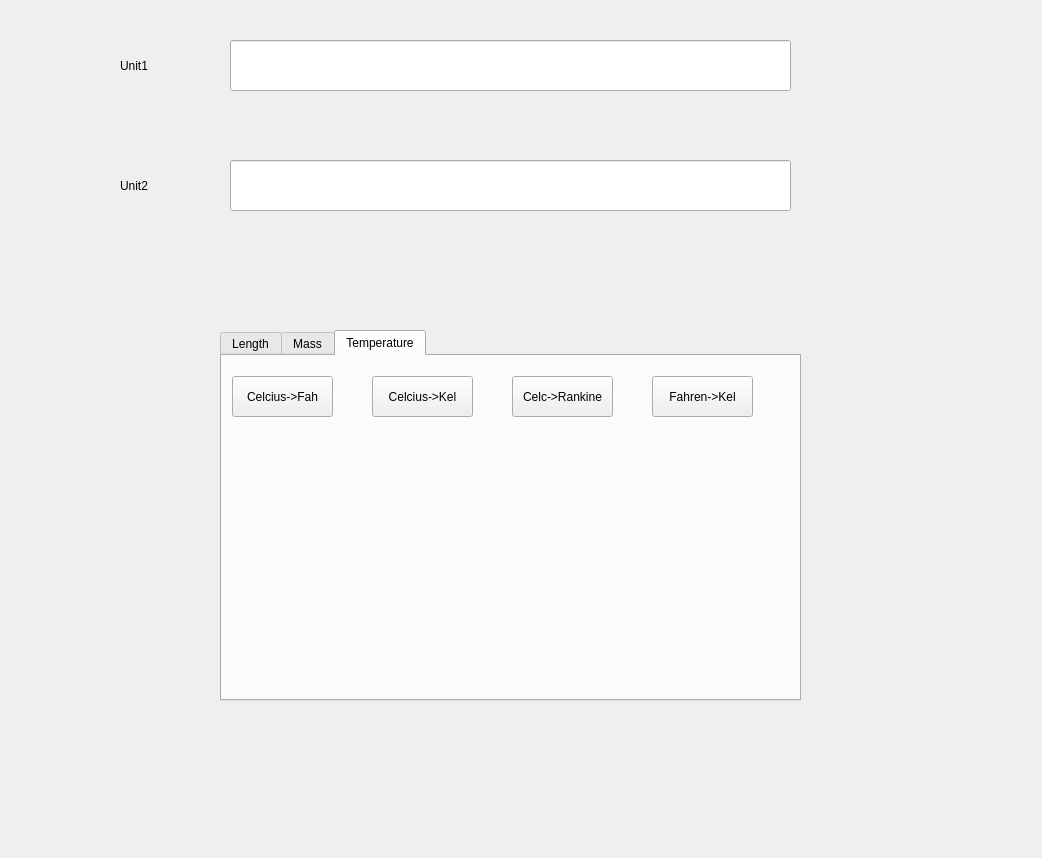
Above: main.ui from RHariSankar/unitconverter before the change. Below: the same form after it.
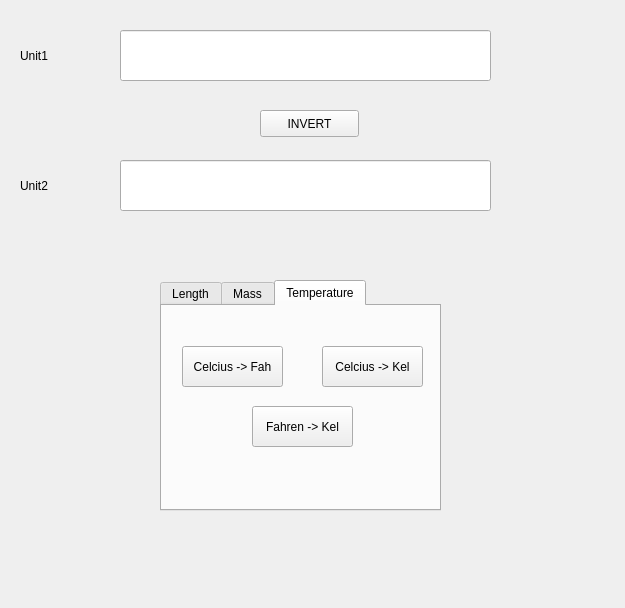
That is the form after the change. The open tabs and pages were chosen to show the change.

Diff of the .ui file:
```diff
--- a/main.ui
+++ b/main.ui
@@ -6,8 +6,8 @@
    <rect>
     <x>0</x>
     <y>0</y>
-    <width>1042</width>
-    <height>858</height>
+    <width>625</width>
+    <height>608</height>
    </rect>
   </property>
   <property name="mouseTracking">
@@ -28,9 +28,9 @@
   <widget class="QLineEdit" name="first">
    <property name="geometry">
     <rect>
-     <x>230</x>
-     <y>40</y>
-     <width>561</width>
+     <x>120</x>
+     <y>30</y>
+     <width>371</width>
      <height>51</height>
     </rect>
    </property>
@@ -38,9 +38,9 @@
   <widget class="QLineEdit" name="second">
    <property name="geometry">
     <rect>
-     <x>230</x>
+     <x>120</x>
      <y>160</y>
-     <width>561</width>
+     <width>371</width>
      <height>51</height>
     </rect>
    </property>
@@ -48,10 +48,10 @@
   <widget class="QTabWidget" name="units">
    <property name="geometry">
     <rect>
-     <x>220</x>
-     <y>330</y>
-     <width>581</width>
-     <height>371</height>
+     <x>160</x>
+     <y>280</y>
+     <width>281</width>
+     <height>231</height>
     </rect>
    </property>
    <property name="tabPosition">
@@ -238,14 +238,14 @@
      </property>
      <property name="geometry">
       <rect>
-       <x>10</x>
-       <y>20</y>
+       <x>20</x>
+       <y>40</y>
        <width>101</width>
        <height>41</height>
       </rect>
      </property>
      <property name="text">
-      <string>Celcius-&gt;Fah</string>
+      <string>Celcius -&gt; Fah</string>
      </property>
      <property name="autoDefault">
       <bool>false</bool>
@@ -257,14 +257,14 @@
      </property>
      <property name="geometry">
       <rect>
-       <x>150</x>
-       <y>20</y>
+       <x>160</x>
+       <y>40</y>
        <width>101</width>
        <height>41</height>
       </rect>
      </property>
      <property name="text">
-      <string>Celcius-&gt;Kel</string>
+      <string>Celcius -&gt; Kel</string>
      </property>
      <property name="autoDefault">
       <bool>false</bool>
@@ -276,33 +276,14 @@
      </property>
      <property name="geometry">
       <rect>
-       <x>430</x>
-       <y>20</y>
+       <x>90</x>
+       <y>100</y>
        <width>101</width>
        <height>41</height>
       </rect>
      </property>
      <property name="text">
-      <string>Fahren-&gt;Kel</string>
-     </property>
-     <property name="autoDefault">
-      <bool>false</bool>
-     </property>
-    </widget>
-    <widget class="QPushButton" name="celtoran">
-     <property name="enabled">
-      <bool>true</bool>
-     </property>
-     <property name="geometry">
-      <rect>
-       <x>290</x>
-       <y>20</y>
-       <width>101</width>
-       <height>41</height>
-      </rect>
-     </property>
-     <property name="text">
-      <string>Celc-&gt;Rankine</string>
+      <string>Fahren -&gt; Kel</string>
      </property>
      <property name="autoDefault">
       <bool>false</bool>
@@ -313,8 +294,8 @@
   <widget class="QLabel" name="label">
    <property name="geometry">
     <rect>
-     <x>120</x>
-     <y>50</y>
+     <x>20</x>
+     <y>40</y>
      <width>101</width>
      <height>31</height>
     </rect>
@@ -326,7 +307,7 @@
   <widget class="QLabel" name="label_2">
    <property name="geometry">
     <rect>
-     <x>120</x>
+     <x>20</x>
      <y>170</y>
      <width>101</width>
      <height>31</height>
@@ -336,6 +317,22 @@
     <string>Unit2</string>
    </property>
   </widget>
+  <widget class="QPushButton" name="invert">
+   <property name="geometry">
+    <rect>
+     <x>260</x>
+     <y>110</y>
+     <width>99</width>
+     <height>27</height>
+    </rect>
+   </property>
+   <property name="text">
+    <string>INVERT</string>
+   </property>
+   <property name="autoDefault">
+    <bool>false</bool>
+   </property>
+  </widget>
  </widget>
  <resources/>
  <connections/>
```
Left out of the diff: 50 changed lines with no effect on the pictures.
